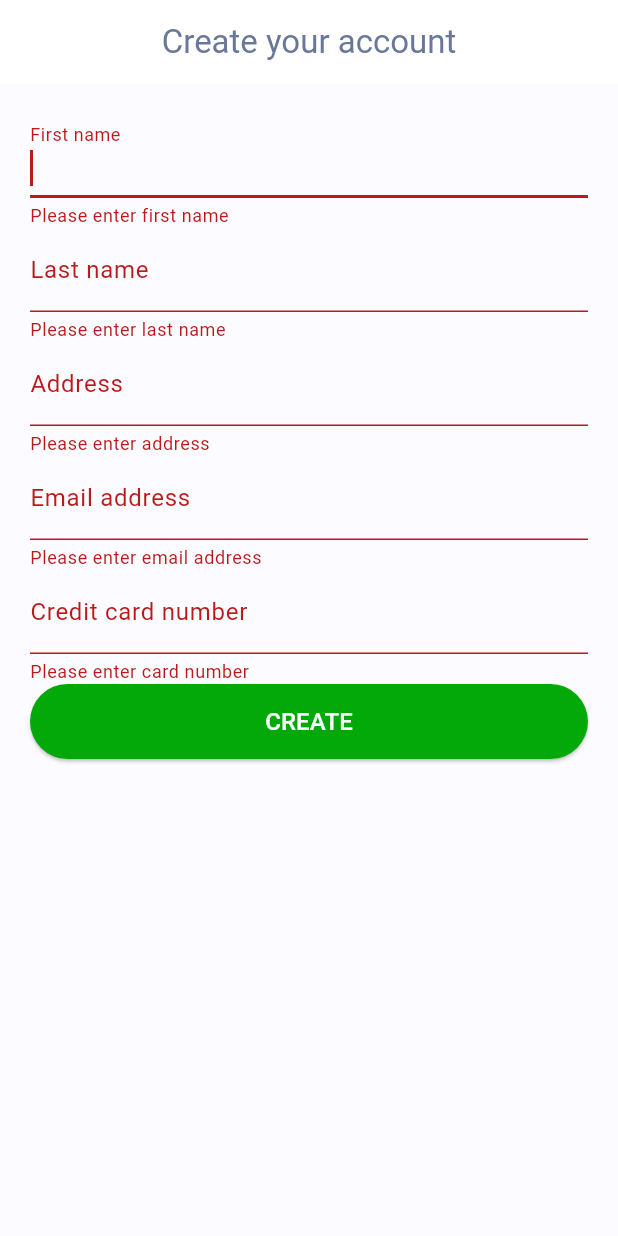
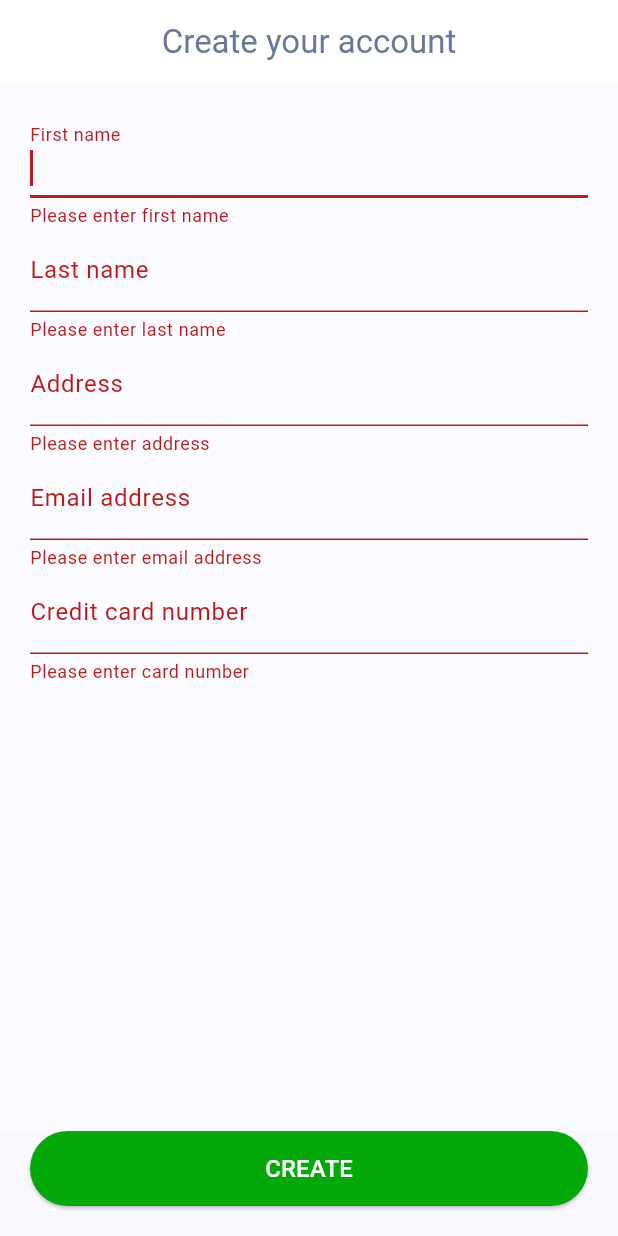
Before and after one commit to TOB-BA/split_a_bill, a Flutter app: the screen it shows after launch, after a tap on "CREATE", on a phone screen of 412 x 824 dp. Run offline on Flutter 3.47's test engine with Material 2 defaults, Android fonts, the phone set to English and light mode, and no system bars; our stand-ins replace fl_chart, flutter_animate, get_it, google_fonts, injectable, mask_text_input_formatter and 2 more; accounts and stored records are empty.

```diff
--- a/lib/pages/intro_page.dart
+++ b/lib/pages/intro_page.dart
@@ -5,6 +5,7 @@ import 'package:first_flutter_project/injection.dart';
 import 'package:first_flutter_project/models/admin.dart';
 import 'package:first_flutter_project/pages/home_page.dart';
 import 'package:flutter/material.dart';
+import 'package:mask_text_input_formatter/mask_text_input_formatter.dart';
 
 class IntroPage extends StatefulWidget {
   final String title;
@@ -74,7 +75,9 @@ class _IntroPageState extends State<IntroPage> {
       lastName: _lastNameController.text,
       email: _emailAddressController.text,
       address: _addressController.text,
-        creditCardNumber: int.parse(_creditCardNumberController.text));
+      creditCardNumber:
+          int.parse(_creditCardNumberController.text.replaceAll("-", "")),
+    );
 
     widget.title == CommonConstants.editAdminTitle
         ? await navigateFromProfilePage(admin)
@@ -123,10 +126,6 @@ class _IntroPageState extends State<IntroPage> {
               child: Form(
                 key: _formKey,
                 child: Column(
-                  mainAxisAlignment: MainAxisAlignment.spaceBetween,
-                  crossAxisAlignment: CrossAxisAlignment.stretch,
-                  children: [
-                    Column(
                   mainAxisAlignment: MainAxisAlignment.start,
                   crossAxisAlignment: CrossAxisAlignment.stretch,
                   children: [
@@ -194,10 +193,16 @@ class _IntroPageState extends State<IntroPage> {
                         if (value == null || value.isEmpty) {
                           return 'Please enter card number';
                         }
-                            if (value.length != 16) {
+                        if (value.length != 18) {
                           return 'Card number must contain 16 numbers';
                         }
                       },
+                      inputFormatters: [
+                        MaskTextInputFormatter(
+                          mask: "###-###########-##",
+                          filter: {"#": RegExp(r'[0-9]')},
+                        )
+                      ],
                       autofocus: true,
                       cursorColor: ColorsLibrary.appGray,
                       keyboardType: TextInputType.number,
@@ -208,26 +213,25 @@ class _IntroPageState extends State<IntroPage> {
                     ),
                   ],
                 ),
-                    SizedBox(
+              ),
+            ),
+          ),
+        ),
+      ),
+      bottomNavigationBar: Padding(
+        padding: const EdgeInsets.only(left: 20, right: 20, bottom: 20),
+        child: SizedBox(
           height: 50,
           child: ElevatedButton(
             onPressed: () => {
-                          if (_formKey.currentState!.validate())
-                            {mainButtonPressed()}
+              if (_formKey.currentState!.validate()) {mainButtonPressed()}
             },
             style: ElevatedButton.styleFrom(
               backgroundColor: ColorsLibrary.appGreen,
             ),
             child: Text(
               widget.buttonTitle,
-                          style: const TextStyle(
-                              color: Colors.white, fontSize: 16),
-                        ),
-                      ),
-                    ),
-                  ],
-                ),
-              ),
+              style: const TextStyle(color: Colors.white, fontSize: 16),
             ),
           ),
         ),
--- a/pubspec.yaml
+++ b/pubspec.yaml
@@ -41,6 +41,7 @@ dependencies:
   path: ^1.8.3
   get_it: ^7.6.4
   injectable: ^2.3.2
+  mask_text_input_formatter: ^2.5.0
 
 dev_dependencies:
   flutter_test:
```
Also changed, not shown: lib/pages/qr_codes_page.dart (+6 -1 lines), pubspec.lock. Lines whose indentation alone changed are shown as unchanged.
